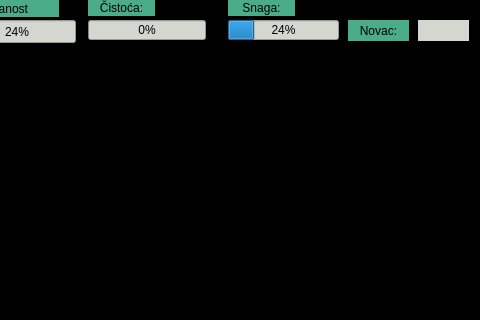
Before: the Qt Designer form Ljubimac/mainwindow.ui in MATF-RS19/RS030-ljubimac, drawn with Qt 5; both pictures show x 192 to 672 and y 0 to 320 of the 672 by 471 pixel window.
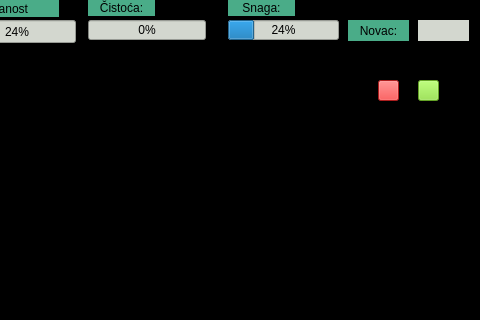
After: the same form once the commit is applied. The open tabs and pages were chosen to show the change. Icons and pictures are not drawn.

The edit to the form file:
```diff
--- a/Ljubimac/mainwindow.ui
+++ b/Ljubimac/mainwindow.ui
@@ -2419,6 +2419,40 @@
         <height>391</height>
        </rect>
       </property>
+      <widget class="QPushButton" name="bt_off_1">
+       <property name="geometry">
+        <rect>
+         <x>570</x>
+         <y>20</y>
+         <width>21</width>
+         <height>21</height>
+        </rect>
+       </property>
+       <property name="styleSheet">
+        <string notr="true">border-image: url(:/images/mute.png);
+background-color: rgb(239, 41, 41);</string>
+       </property>
+       <property name="text">
+        <string/>
+       </property>
+      </widget>
+      <widget class="QPushButton" name="bt_on_1">
+       <property name="geometry">
+        <rect>
+         <x>610</x>
+         <y>20</y>
+         <width>21</width>
+         <height>21</height>
+        </rect>
+       </property>
+       <property name="styleSheet">
+        <string notr="true">border-image: url(:/images/unmute.png);
+background-color: rgb(138, 226, 52);</string>
+       </property>
+       <property name="text">
+        <string/>
+       </property>
+      </widget>
      </widget>
      <zorder>widget</zorder>
      <zorder>pushButton_igra_1_nazad</zorder>
```
Left out of the diff: 2 changed lines with no effect on the pictures.
